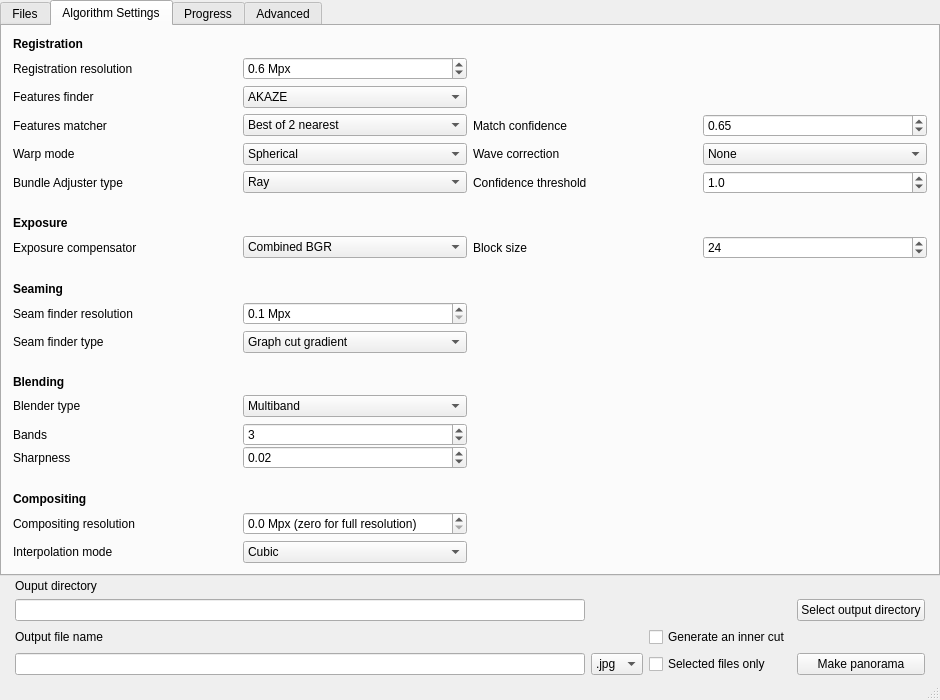
Old version of the form src/mainwindow.ui in the repository qchateau/AutoPanorama.
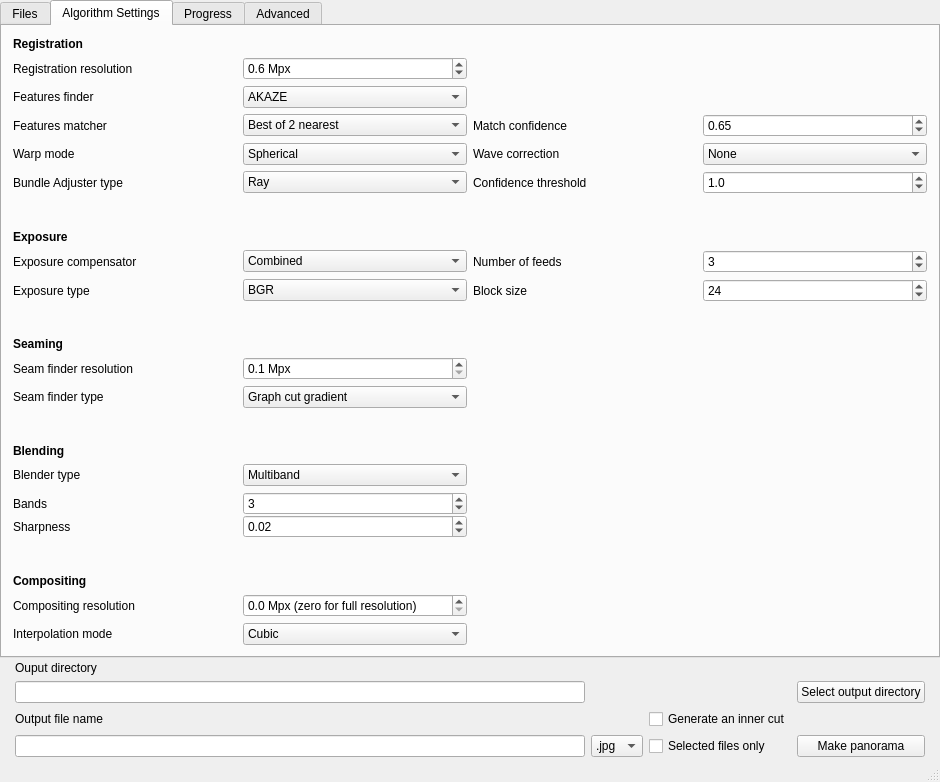
New version of the form. The open tabs and pages were chosen to show the change. Icons and pictures are not drawn. Custom widgets are drawn as their Qt base class.

```diff
--- a/src/mainwindow.ui
+++ b/src/mainwindow.ui
@@ -7,7 +7,7 @@
     <x>0</x>
     <y>0</y>
     <width>940</width>
-    <height>700</height>
+    <height>782</height>
    </rect>
   </property>
   <property name="windowTitle">
@@ -109,152 +109,8 @@
         <string>Algorithm Settings</string>
        </attribute>
        <layout class="QGridLayout" name="gridLayout_2">
-        <item row="14" column="1">
-         <widget class="QComboBox" name="seamfindermode_combobox">
-          <item>
-           <property name="text">
-            <string>Graph cut gradient</string>
-           </property>
-          </item>
-          <item>
-           <property name="text">
-            <string>Graph cut color</string>
-           </property>
-          </item>
-          <item>
-           <property name="text">
-            <string>Voronoi</string>
-           </property>
-          </item>
-          <item>
-           <property name="text">
-            <string>None</string>
-           </property>
-          </item>
-         </widget>
-        </item>
-        <item row="10" column="5">
-         <widget class="QSpinBox" name="blocksize_spinbox">
-          <property name="enabled">
-           <bool>true</bool>
-          </property>
-          <property name="minimum">
-           <number>1</number>
-          </property>
-          <property name="maximum">
-           <number>1024</number>
-          </property>
-          <property name="value">
-           <number>24</number>
-          </property>
-         </widget>
-        </item>
-        <item row="10" column="4">
-         <widget class="QLabel" name="blocksize_label">
-          <property name="enabled">
-           <bool>true</bool>
-          </property>
-          <property name="toolTip">
-           <string>Blocks are used on seam finding resolution</string>
-          </property>
-          <property name="text">
-           <string>Block size</string>
-          </property>
-         </widget>
-        </item>
-        <item row="12" column="0">
-         <widget class="QLabel" name="seaming_label">
-          <property name="font">
-           <font>
-            <weight>75</weight>
-            <bold>true</bold>
-           </font>
-          </property>
-          <property name="text">
-           <string>Seaming</string>
-          </property>
-         </widget>
-        </item>
-        <item row="18" column="1">
-         <layout class="QVBoxLayout" name="verticalLayout_5">
-          <property name="spacing">
-           <number>0</number>
-          </property>
-          <property name="sizeConstraint">
-           <enum>QLayout::SetMinimumSize</enum>
-          </property>
-          <item>
-           <widget class="QSpinBox" name="nbands_spinbox">
-            <property name="minimum">
-             <number>1</number>
-            </property>
-            <property name="maximum">
-             <number>100</number>
-            </property>
-            <property name="value">
-             <number>3</number>
-            </property>
-           </widget>
-          </item>
-          <item>
-           <widget class="QDoubleSpinBox" name="sharpness_spinbox">
-            <property name="enabled">
-             <bool>true</bool>
-            </property>
-            <property name="maximum">
-             <double>1.000000000000000</double>
-            </property>
-            <property name="singleStep">
-             <double>0.010000000000000</double>
-            </property>
-            <property name="value">
-             <double>0.020000000000000</double>
-            </property>
-           </widget>
-          </item>
-         </layout>
-        </item>
-        <item row="13" column="1">
-         <widget class="QDoubleSpinBox" name="seamfinderres_spinbox">
-          <property name="suffix">
-           <string> Mpx</string>
-          </property>
-          <property name="decimals">
-           <number>1</number>
-          </property>
-          <property name="minimum">
-           <double>0.100000000000000</double>
-          </property>
-          <property name="maximum">
-           <double>50.000000000000000</double>
-          </property>
-          <property name="singleStep">
-           <double>0.050000000000000</double>
-          </property>
-          <property name="value">
-           <double>0.100000000000000</double>
-          </property>
-         </widget>
-        </item>
-        <item row="4" column="1">
-         <widget class="QComboBox" name="featuresfinder_combobox">
-          <property name="enabled">
-           <bool>true</bool>
-          </property>
-          <item>
-           <property name="text">
-            <string>AKAZE</string>
-           </property>
-          </item>
-          <item>
-           <property name="text">
-            <string>ORB</string>
-           </property>
-          </item>
-         </widget>
-        </item>
-        <item row="15" column="0">
-         <spacer name="verticalSpacer_4">
+        <item row="8" column="0">
+         <spacer name="verticalSpacer_3">
           <property name="orientation">
            <enum>Qt::Vertical</enum>
           </property>
@@ -266,56 +122,7 @@
           </property>
          </spacer>
         </item>
-        <item row="13" column="0">
-         <widget class="QLabel" name="seamfinderres_label">
-          <property name="text">
-           <string>Seam finder resolution</string>
-          </property>
-         </widget>
-        </item>
-        <item row="10" column="1">
-         <widget class="QComboBox" name="expcomp_combobox">
-          <property name="enabled">
-           <bool>true</bool>
-          </property>
-          <item>
-           <property name="text">
-            <string>Combined BGR</string>
-           </property>
-          </item>
-          <item>
-           <property name="text">
-            <string>Combined Gain</string>
-           </property>
-          </item>
-          <item>
-           <property name="text">
-            <string>Blocks BGR</string>
-           </property>
-          </item>
-          <item>
-           <property name="text">
-            <string>Blocks Gain</string>
-           </property>
-          </item>
-          <item>
-           <property name="text">
-            <string>BGR</string>
-           </property>
-          </item>
-          <item>
-           <property name="text">
-            <string>Gain</string>
-           </property>
-          </item>
-          <item>
-           <property name="text">
-            <string>None</string>
-           </property>
-          </item>
-         </widget>
-        </item>
-        <item row="25" column="1">
+        <item row="27" column="1">
          <widget class="QDoubleSpinBox" name="compositingres_spinbox">
           <property name="prefix">
            <string/>
@@ -334,13 +141,6 @@
           </property>
          </widget>
         </item>
-        <item row="6" column="0">
-         <widget class="QLabel" name="cut_label">
-          <property name="text">
-           <string>Warp mode</string>
-          </property>
-         </widget>
-        </item>
         <item row="6" column="1">
          <widget class="QComboBox" name="warpmode_combobox">
           <item>
@@ -360,6 +160,108 @@
           </item>
          </widget>
         </item>
+        <item row="11" column="1">
+         <widget class="QComboBox" name="expcomp_type_combobox">
+          <item>
+           <property name="text">
+            <string>BGR</string>
+           </property>
+          </item>
+          <item>
+           <property name="text">
+            <string>Gain</string>
+           </property>
+          </item>
+         </widget>
+        </item>
+        <item row="28" column="1">
+         <widget class="QComboBox" name="interp_combobox">
+          <item>
+           <property name="text">
+            <string>Cubic</string>
+           </property>
+          </item>
+          <item>
+           <property name="text">
+            <string>Linear</string>
+           </property>
+          </item>
+          <item>
+           <property name="text">
+            <string>Lanczos4</string>
+           </property>
+          </item>
+          <item>
+           <property name="text">
+            <string>Nearest</string>
+           </property>
+          </item>
+         </widget>
+        </item>
+        <item row="5" column="4">
+         <widget class="QLabel" name="featuresmatcherconf_label">
+          <property name="text">
+           <string>Match confidence</string>
+          </property>
+         </widget>
+        </item>
+        <item row="10" column="0">
+         <widget class="QLabel" name="expcomp_mode_label">
+          <property name="text">
+           <string>Exposure compensator</string>
+          </property>
+         </widget>
+        </item>
+        <item row="7" column="1">
+         <widget class="QComboBox" name="bundleadj_combobox">
+          <property name="enabled">
+           <bool>true</bool>
+          </property>
+          <item>
+           <property name="text">
+            <string>Ray</string>
+           </property>
+          </item>
+          <item>
+           <property name="text">
+            <string>Reproj</string>
+           </property>
+          </item>
+         </widget>
+        </item>
+        <item row="6" column="4">
+         <widget class="QLabel" name="wavecorkind_label">
+          <property name="text">
+           <string>Wave correction</string>
+          </property>
+         </widget>
+        </item>
+        <item row="14" column="0">
+         <widget class="QLabel" name="seaming_label">
+          <property name="font">
+           <font>
+            <weight>75</weight>
+            <bold>true</bold>
+           </font>
+          </property>
+          <property name="text">
+           <string>Seaming</string>
+          </property>
+         </widget>
+        </item>
+        <item row="25" column="0">
+         <spacer name="verticalSpacer_5">
+          <property name="orientation">
+           <enum>Qt::Vertical</enum>
+          </property>
+          <property name="sizeHint" stdset="0">
+           <size>
+            <width>20</width>
+            <height>40</height>
+           </size>
+          </property>
+         </spacer>
+        </item>
         <item row="6" column="5">
          <widget class="QComboBox" name="wavecorkind_combobox">
           <item>
@@ -379,21 +281,144 @@
           </item>
          </widget>
         </item>
-        <item row="4" column="0">
-         <widget class="QLabel" name="featuresfinder_label">
+        <item row="6" column="0">
+         <widget class="QLabel" name="cut_label">
           <property name="text">
-           <string>Features finder</string>
+           <string>Warp mode</string>
           </property>
          </widget>
         </item>
-        <item row="6" column="4">
-         <widget class="QLabel" name="wavecorkind_label">
+        <item row="9" column="0">
+         <widget class="QLabel" name="exposure_label">
+          <property name="font">
+           <font>
+            <weight>75</weight>
+            <bold>true</bold>
+           </font>
+          </property>
           <property name="text">
-           <string>Wave correction</string>
+           <string>Exposure</string>
           </property>
          </widget>
         </item>
+        <item row="17" column="0">
+         <spacer name="verticalSpacer_4">
+          <property name="orientation">
+           <enum>Qt::Vertical</enum>
+          </property>
+          <property name="sizeHint" stdset="0">
+           <size>
+            <width>20</width>
+            <height>40</height>
+           </size>
+          </property>
+         </spacer>
+        </item>
+        <item row="10" column="1">
+         <widget class="QComboBox" name="expcomp_mode_combobox">
+          <property name="enabled">
+           <bool>true</bool>
+          </property>
+          <item>
+           <property name="text">
+            <string>Combined</string>
+           </property>
+          </item>
+          <item>
+           <property name="text">
+            <string>Blocks</string>
+           </property>
+          </item>
+          <item>
+           <property name="text">
+            <string>Simple</string>
+           </property>
+          </item>
+          <item>
+           <property name="text">
+            <string>None</string>
+           </property>
+          </item>
+         </widget>
+        </item>
+        <item row="4" column="1">
+         <widget class="QComboBox" name="featuresfinder_combobox">
+          <property name="enabled">
+           <bool>true</bool>
+          </property>
+          <item>
+           <property name="text">
+            <string>AKAZE</string>
+           </property>
+          </item>
+          <item>
+           <property name="text">
+            <string>ORB</string>
+           </property>
+          </item>
+         </widget>
+        </item>
         <item row="11" column="0">
+         <widget class="QLabel" name="expcomp_type_label">
+          <property name="text">
+           <string>Exposure type</string>
+          </property>
+         </widget>
+        </item>
+        <item row="28" column="0">
+         <widget class="QLabel" name="interp_label">
+          <property name="text">
+           <string>Interpolation mode</string>
+          </property>
+         </widget>
+        </item>
+        <item row="5" column="5">
+         <widget class="QDoubleSpinBox" name="featuresmatcherconf_spinbox">
+          <property name="enabled">
+           <bool>true</bool>
+          </property>
+          <property name="minimum">
+           <double>0.100000000000000</double>
+          </property>
+          <property name="maximum">
+           <double>1.000000000000000</double>
+          </property>
+          <property name="singleStep">
+           <double>0.050000000000000</double>
+          </property>
+          <property name="value">
+           <double>0.650000000000000</double>
+          </property>
+         </widget>
+        </item>
+        <item row="20" column="0">
+         <layout class="QVBoxLayout" name="verticalLayout_2">
+          <property name="spacing">
+           <number>0</number>
+          </property>
+          <property name="sizeConstraint">
+           <enum>QLayout::SetMinimumSize</enum>
+          </property>
+          <item>
+           <widget class="QLabel" name="nbands_label">
+            <property name="text">
+             <string>Bands</string>
+            </property>
+           </widget>
+          </item>
+          <item>
+           <widget class="QLabel" name="sharpness_label">
+            <property name="enabled">
+             <bool>true</bool>
+            </property>
+            <property name="text">
+             <string>Sharpness</string>
+            </property>
+           </widget>
+          </item>
+         </layout>
+        </item>
+        <item row="13" column="0">
          <spacer name="verticalSpacer_6">
           <property name="orientation">
            <enum>Qt::Vertical</enum>
@@ -406,49 +431,83 @@
           </property>
          </spacer>
         </item>
-        <item row="7" column="1">
-         <widget class="QComboBox" name="bundleadj_combobox">
+        <item row="7" column="0">
+         <widget class="QLabel" name="bundleadj_label">
+          <property name="text">
+           <string>Bundle Adjuster type</string>
+          </property>
+         </widget>
+        </item>
+        <item row="18" column="0">
+         <widget class="QLabel" name="blending_label">
+          <property name="font">
+           <font>
+            <weight>75</weight>
+            <bold>true</bold>
+           </font>
+          </property>
+          <property name="text">
+           <string>Blending</string>
+          </property>
+         </widget>
+        </item>
+        <item row="15" column="0">
+         <widget class="QLabel" name="seamfinderres_label">
+          <property name="text">
+           <string>Seam finder resolution</string>
+          </property>
+         </widget>
+        </item>
+        <item row="16" column="1">
+         <widget class="QComboBox" name="seamfindermode_combobox">
+          <item>
+           <property name="text">
+            <string>Graph cut gradient</string>
+           </property>
+          </item>
+          <item>
+           <property name="text">
+            <string>Graph cut color</string>
+           </property>
+          </item>
+          <item>
+           <property name="text">
+            <string>Voronoi</string>
+           </property>
+          </item>
+          <item>
+           <property name="text">
+            <string>None</string>
+           </property>
+          </item>
+         </widget>
+        </item>
+        <item row="7" column="5">
+         <widget class="QDoubleSpinBox" name="confth_spinbox">
           <property name="enabled">
            <bool>true</bool>
           </property>
-          <item>
-           <property name="text">
-            <string>Ray</string>
-           </property>
-          </item>
-          <item>
-           <property name="text">
-            <string>Reproj</string>
-           </property>
-          </item>
+          <property name="decimals">
+           <number>1</number>
+          </property>
+          <property name="minimum">
+           <double>0.100000000000000</double>
+          </property>
+          <property name="singleStep">
+           <double>0.100000000000000</double>
+          </property>
+          <property name="value">
+           <double>1.000000000000000</double>
+          </property>
          </widget>
         </item>
-        <item row="10" column="0">
-         <widget class="QLabel" name="expcom_label">
+        <item row="1" column="0">
+         <widget class="QLabel" name="regres_label">
           <property name="text">
-           <string>Exposure compensator</string>
+           <string>Registration resolution</string>
           </property>
          </widget>
         </item>
-        <item row="17" column="1">
-         <widget class="QComboBox" name="blendertype_combobox">
-          <item>
-           <property name="text">
-            <string>Multiband</string>
-           </property>
-          </item>
-          <item>
-           <property name="text">
-            <string>Feather</string>
-           </property>
-          </item>
-          <item>
-           <property name="text">
-            <string>None</string>
-           </property>
-          </item>
-         </widget>
-        </item>
         <item row="1" column="1">
          <widget class="QDoubleSpinBox" name="regres_spinbox">
           <property name="suffix">
@@ -471,42 +530,54 @@
           </property>
          </widget>
         </item>
-        <item row="17" column="0">
-         <widget class="QLabel" name="blendertype_label">
-          <property name="text">
-           <string>Blender type</string>
+        <item row="20" column="1">
+         <layout class="QVBoxLayout" name="verticalLayout_5">
+          <property name="spacing">
+           <number>0</number>
           </property>
-         </widget>
-        </item>
-        <item row="1" column="0">
-         <widget class="QLabel" name="regres_label">
-          <property name="text">
-           <string>Registration resolution</string>
+          <property name="sizeConstraint">
+           <enum>QLayout::SetMinimumSize</enum>
           </property>
-         </widget>
-        </item>
-        <item row="9" column="0">
-         <widget class="QLabel" name="exposure_label">
-          <property name="font">
-           <font>
-            <weight>75</weight>
-            <bold>true</bold>
-           </font>
-          </property>
-          <property name="text">
-           <string>Exposure</string>
-          </property>
-         </widget>
-        </item>
-        <item row="7" column="4">
-         <widget class="QLabel" name="confth_label">
-          <property name="text">
-           <string>Confidence threshold</string>
-          </property>
-         </widget>
+          <item>
+           <widget class="QSpinBox" name="nbands_spinbox">
+            <property name="minimum">
+             <number>1</number>
+            </property>
+            <property name="maximum">
+             <number>10</number>
+            </property>
+            <property name="value">
+             <number>3</number>
+            </property>
+           </widget>
+          </item>
+          <item>
+           <widget class="QDoubleSpinBox" name="sharpness_spinbox">
+            <property name="enabled">
+             <bool>true</bool>
+            </property>
+            <property name="maximum">
+             <double>1.000000000000000</double>
+            </property>
+            <property name="singleStep">
+             <double>0.010000000000000</double>
+            </property>
+            <property name="value">
+             <double>0.020000000000000</double>
+            </property>
+           </widget>
+          </item>
+         </layout>
         </item>
         <item row="16" column="0">
-         <widget class="QLabel" name="blending_label">
+         <widget class="QLabel" name="seamfindermode_label">
+          <property name="text">
+           <string>Seam finder type</string>
+          </property>
+         </widget>
+        </item>
+        <item row="0" column="0">
+         <widget class="QLabel" name="registration_label">
           <property name="font">
            <font>
             <weight>75</weight>
@@ -514,7 +585,29 @@
            </font>
           </property>
           <property name="text">
-           <string>Blending</string>
+           <string>Registration</string>
+          </property>
+         </widget>
+        </item>
+        <item row="15" column="1">
+         <widget class="QDoubleSpinBox" name="seamfinderres_spinbox">
+          <property name="suffix">
+           <string> Mpx</string>
+          </property>
+          <property name="decimals">
+           <number>1</number>
+          </property>
+          <property name="minimum">
+           <double>0.100000000000000</double>
+          </property>
+          <property name="maximum">
+           <double>50.000000000000000</double>
+          </property>
+          <property name="singleStep">
+           <double>0.050000000000000</double>
+          </property>
+          <property name="value">
+           <double>0.100000000000000</double>
           </property>
          </widget>
         </item>
@@ -530,42 +623,10 @@
           </item>
          </widget>
         </item>
-        <item row="23" column="0">
-         <spacer name="verticalSpacer_5">
-          <property name="orientation">
-           <enum>Qt::Vertical</enum>
-          </property>
-          <property name="sizeHint" stdset="0">
-           <size>
-            <width>20</width>
-            <height>40</height>
-           </size>
-          </property>
-         </spacer>
-        </item>
-        <item row="8" column="0">
-         <spacer name="verticalSpacer_3">
-          <property name="orientation">
-           <enum>Qt::Vertical</enum>
-          </property>
-          <property name="sizeHint" stdset="0">
-           <size>
-            <width>20</width>
-            <height>40</height>
-           </size>
-          </property>
-         </spacer>
-        </item>
-        <item row="24" column="0">
-         <widget class="QLabel" name="compositing_label">
-          <property name="font">
-           <font>
-            <weight>75</weight>
-            <bold>true</bold>
-           </font>
-          </property>
+        <item row="7" column="4">
+         <widget class="QLabel" name="confth_label">
           <property name="text">
-           <string>Compositing</string>
+           <string>Confidence threshold</string>
           </property>
          </widget>
         </item>
@@ -576,141 +637,106 @@
           </property>
          </widget>
         </item>
-        <item row="25" column="0">
+        <item row="27" column="0">
          <widget class="QLabel" name="compositingres_label">
           <property name="text">
            <string>Compositing resolution</string>
           </property>
          </widget>
         </item>
-        <item row="0" column="0">
-         <widget class="QLabel" name="registration_label">
-          <property name="font">
-           <font>
-            <weight>75</weight>
-            <bold>true</bold>
-           </font>
-          </property>
-          <property name="text">
-           <string>Registration</string>
-          </property>
-         </widget>
-        </item>
-        <item row="7" column="5">
-         <widget class="QDoubleSpinBox" name="confth_spinbox">
-          <property name="enabled">
-           <bool>true</bool>
-          </property>
-          <property name="decimals">
-           <number>1</number>
-          </property>
-          <property name="minimum">
-           <double>0.100000000000000</double>
-          </property>
-          <property name="singleStep">
-           <double>0.100000000000000</double>
-          </property>
-          <property name="value">
-           <double>1.000000000000000</double>
-          </property>
-         </widget>
-        </item>
-        <item row="14" column="0">
-         <widget class="QLabel" name="seamfindermode_label">
-          <property name="text">
-           <string>Seam finder type</string>
-          </property>
-         </widget>
-        </item>
-        <item row="5" column="4">
-         <widget class="QLabel" name="featuresmatcherconf_label">
-          <property name="text">
-           <string>Match confidence</string>
-          </property>
-         </widget>
-        </item>
-        <item row="5" column="5">
-         <widget class="QDoubleSpinBox" name="featuresmatcherconf_spinbox">
-          <property name="enabled">
-           <bool>true</bool>
-          </property>
-          <property name="minimum">
-           <double>0.100000000000000</double>
-          </property>
-          <property name="maximum">
-           <double>1.000000000000000</double>
-          </property>
-          <property name="singleStep">
-           <double>0.050000000000000</double>
-          </property>
-          <property name="value">
-           <double>0.650000000000000</double>
-          </property>
-         </widget>
-        </item>
-        <item row="7" column="0">
-         <widget class="QLabel" name="bundleadj_label">
-          <property name="text">
-           <string>Bundle Adjuster type</string>
-          </property>
-         </widget>
-        </item>
-        <item row="18" column="0">
-         <layout class="QVBoxLayout" name="verticalLayout_2">
-          <property name="spacing">
-           <number>0</number>
-          </property>
-          <property name="sizeConstraint">
-           <enum>QLayout::SetMinimumSize</enum>
-          </property>
-          <item>
-           <widget class="QLabel" name="nbands_label">
-            <property name="text">
-             <string>Bands</string>
-            </property>
-           </widget>
-          </item>
-          <item>
-           <widget class="QLabel" name="sharpness_label">
-            <property name="enabled">
-             <bool>true</bool>
-            </property>
-            <property name="text">
-             <string>Sharpness</string>
-            </property>
-           </widget>
-          </item>
-         </layout>
-        </item>
         <item row="26" column="0">
-         <widget class="QLabel" name="interp_label">
+         <widget class="QLabel" name="compositing_label">
+          <property name="font">
+           <font>
+            <weight>75</weight>
+            <bold>true</bold>
+           </font>
+          </property>
           <property name="text">
-           <string>Interpolation mode</string>
+           <string>Compositing</string>
           </property>
          </widget>
         </item>
-        <item row="26" column="1">
-         <widget class="QComboBox" name="interp_combobox">
+        <item row="19" column="0">
+         <widget class="QLabel" name="blendertype_label">
+          <property name="text">
+           <string>Blender type</string>
+          </property>
+         </widget>
+        </item>
+        <item row="4" column="0">
+         <widget class="QLabel" name="featuresfinder_label">
+          <property name="text">
+           <string>Features finder</string>
+          </property>
+         </widget>
+        </item>
+        <item row="19" column="1">
+         <widget class="QComboBox" name="blendertype_combobox">
           <item>
            <property name="text">
-            <string>Cubic</string>
+            <string>Multiband</string>
            </property>
           </item>
           <item>
            <property name="text">
-            <string>Linear</string>
+            <string>Feather</string>
            </property>
           </item>
           <item>
            <property name="text">
-            <string>Lanczos4</string>
+            <string>None</string>
            </property>
           </item>
-          <item>
-           <property name="text">
-            <string>Nearest</string>
-           </property>
-          </item>
+         </widget>
+        </item>
+        <item row="10" column="5">
+         <widget class="QSpinBox" name="nfeed_spinbox">
+          <property name="minimum">
+           <number>1</number>
+          </property>
+          <property name="maximum">
+           <number>5</number>
+          </property>
+          <property name="value">
+           <number>3</number>
+          </property>
+         </widget>
+        </item>
+        <item row="11" column="5">
+         <widget class="QSpinBox" name="blocksize_spinbox">
+          <property name="enabled">
+           <bool>true</bool>
+          </property>
+          <property name="minimum">
+           <number>1</number>
+          </property>
+          <property name="maximum">
+           <number>1024</number>
+          </property>
+          <property name="value">
+           <number>24</number>
+          </property>
+         </widget>
+        </item>
+        <item row="10" column="4">
+         <widget class="QLabel" name="nfeed_label">
+          <property name="text">
+           <string>Number of feeds</string>
+          </property>
+         </widget>
+        </item>
+        <item row="11" column="4">
+         <widget class="QLabel" name="blocksize_label">
+          <property name="enabled">
+           <bool>true</bool>
+          </property>
+          <property name="toolTip">
+           <string>Blocks are used on seam finding resolution</string>
+          </property>
+          <property name="text">
+           <string>Block size</string>
+          </property>
          </widget>
         </item>
        </layout>
@@ -740,7 +766,7 @@
              <x>0</x>
              <y>0</y>
              <width>916</width>
-             <height>531</height>
+             <height>590</height>
             </rect>
            </property>
            <property name="sizePolicy">
```
Left out of the diff: 2 changed lines with no effect on the pictures.
